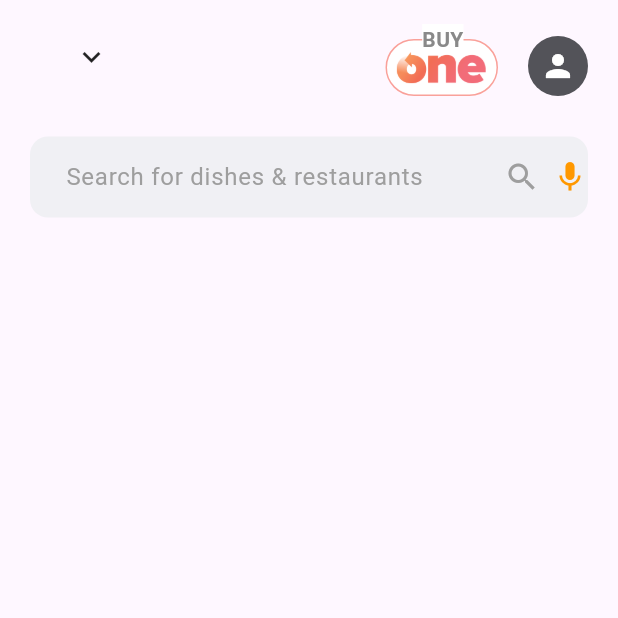
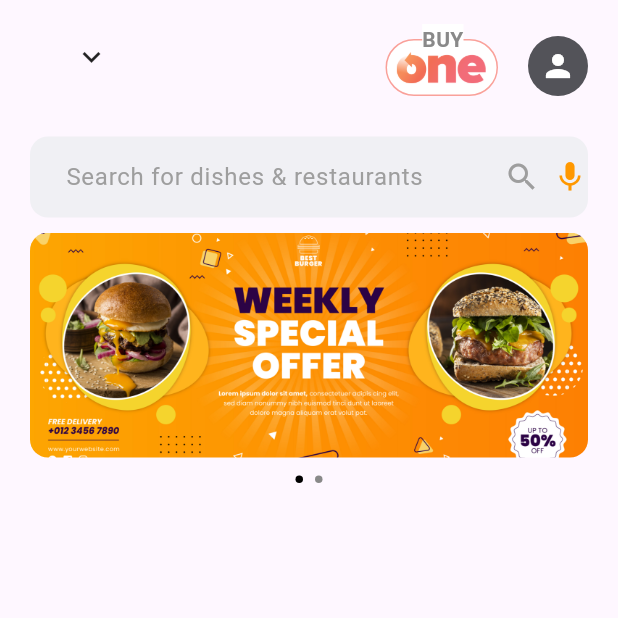
Before and after one commit to hamad-mf/swiggy_clone_project, a Flutter app: the FoodScreen screen opened directly with empty values, on a phone screen of 412 x 824 dp, the top half of it. Run offline on Flutter 3.47's test engine with Material 3 defaults, Android fonts, the phone set to English and light mode, and no system bars; drawn by our look-alikes of smooth_page_indicator; our stand-ins replace fluttertoast, font_awesome_flutter, pin_code_fields.

Commit message:
foo screen banner completed

```diff
--- a/lib/View/Food Screen/food_screen.dart
+++ b/lib/View/Food Screen/food_screen.dart
@@ -1,4 +1,7 @@
+import 'dart:async';
+
 import 'package:flutter/material.dart';
+import 'package:smooth_page_indicator/smooth_page_indicator.dart';
 import 'package:swiggy_clone_project/View/Add%20Address/add_address.dart';
 import 'package:swiggy_clone_project/utils/constants/color_constants.dart';
 import 'package:swiggy_clone_project/utils/constants/image_constants.dart';
@@ -22,6 +25,38 @@ class FoodScreen extends StatefulWidget {
 }
 
 class _FoodScreenState extends State<FoodScreen> {
+  final PageController _controller = PageController();
+  final int _numPages = 2;
+  Timer? _timer;
+
+  @override
+  void initState() {
+    super.initState();
+    _timer = Timer.periodic(Duration(seconds: 3), (Timer timer) {
+      int nextPage = _controller.page!.round() + 1; //next page to
+      if (nextPage >= _numPages) {
+        //if its last slide go back to first
+        _controller.animateToPage(0,
+            duration: Duration(milliseconds: 400), curve: Curves.easeInOut);
+      } else {
+        //move to next page
+        _controller.animateToPage(nextPage,
+            duration: Duration(milliseconds: 400), curve: Curves.easeInOut);
+      }
+    });
+  }
+
+
+
+
+  @override
+  void dispose() {
+    _timer?.cancel();
+    _controller.dispose();
+    super.dispose();
+  }
+
+
   @override
   Widget build(BuildContext context) {
     return SafeArea(
@@ -75,6 +110,45 @@ class _FoodScreenState extends State<FoodScreen> {
                       ),
                     ),
                   ),
+                  SizedBox(
+                    height: 10,
+                  ),
+                  SizedBox(
+                      height: 150,
+                      width: double.infinity,
+                      child: PageView(
+                        controller: _controller,
+                        children: [
+                          Container(
+                            decoration: BoxDecoration(
+                                borderRadius: BorderRadius.circular(12),
+                                image: DecorationImage(
+                                    fit: BoxFit.cover,
+                                    image:
+                                        AssetImage("assets/images/ban1.png"))),
+                          ),
+                          Container(
+                            decoration: BoxDecoration(
+                                borderRadius: BorderRadius.circular(12),
+                                image: DecorationImage(
+                                    fit: BoxFit.cover,
+                                    image:
+                                        AssetImage("assets/images/ban2.png"))),
+                          ),
+                        ],
+                      )),
+                  SizedBox(
+                    height: 12,
+                  ),
+                  SmoothPageIndicator(
+                    controller: _controller,
+                    count: _numPages,
+                    effect: WormEffect(
+                        dotHeight: 5,
+                        dotWidth: 5,
+                        activeDotColor: ColorConstants.mainblack,
+                        dotColor: ColorConstants.maingrey),
+                  )
                 ],
               ),
             ),
--- a/pubspec.yaml
+++ b/pubspec.yaml
@@ -33,6 +33,7 @@ dependencies:
   pin_code_fields: ^8.0.1
   fluttertoast: ^8.2.1
   font_awesome_flutter: ^10.4.0
+  smooth_page_indicator: ^1.2.0+3
 
 
   # The following adds the Cupertino Icons font to your application.
```
Also changed, not shown: assets/images/ban1.png (added), assets/images/ban2.png (added), pubspec.lock.
